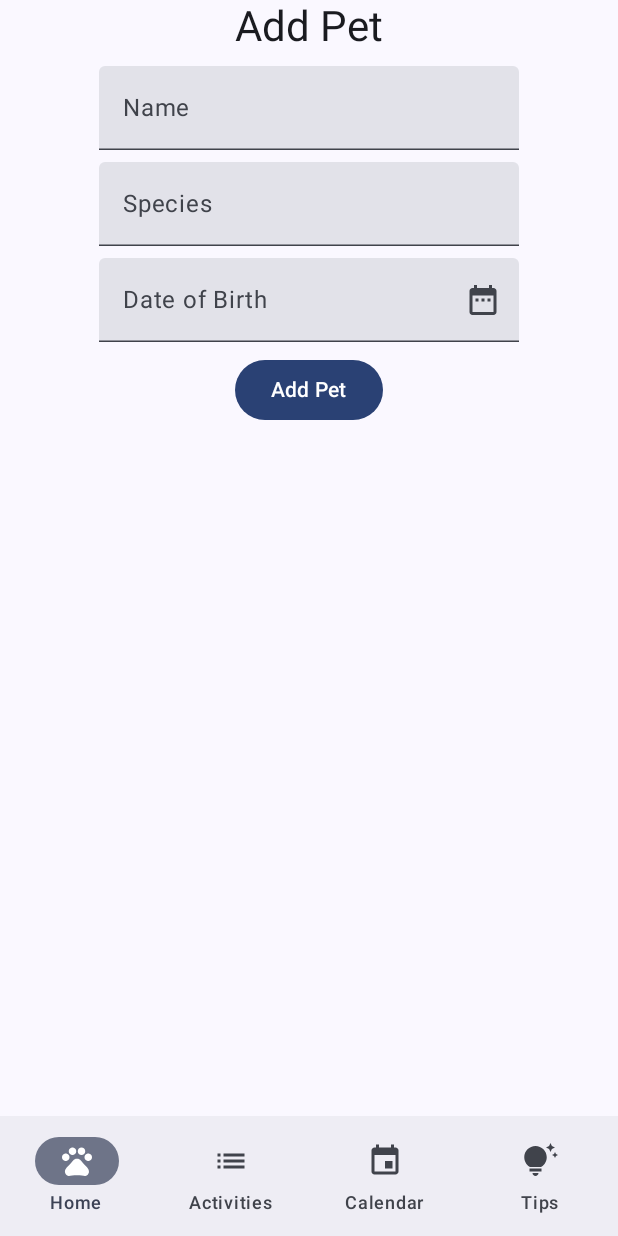
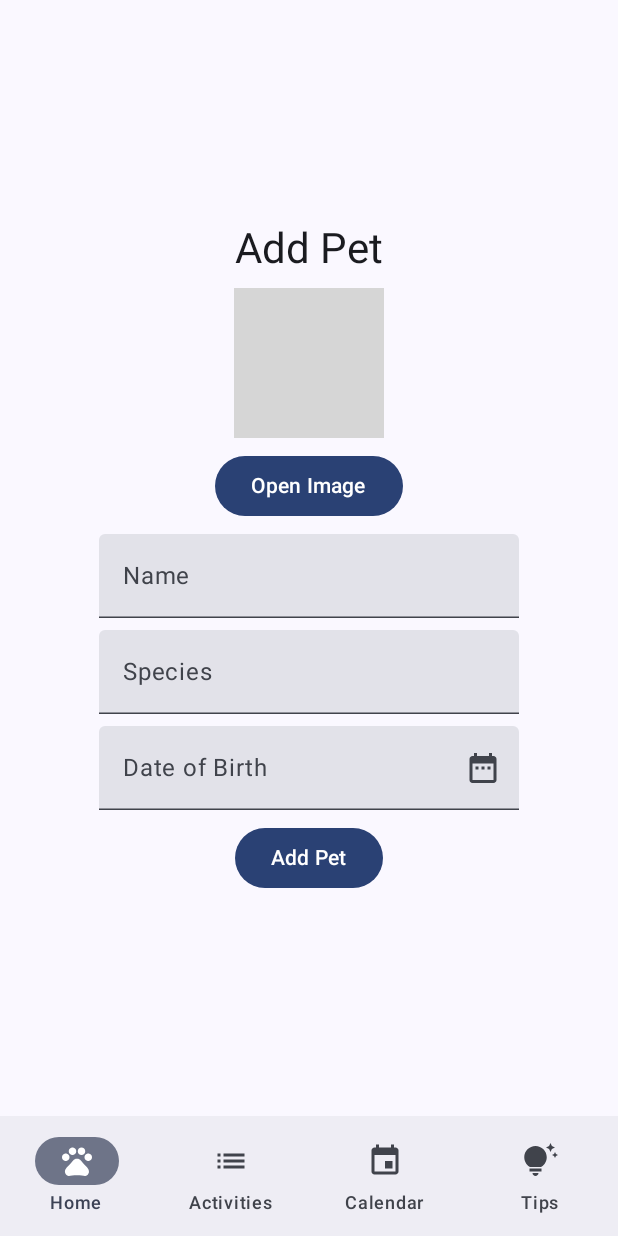
Before and after one commit to gastyCode/petcare-pal, an Android app built with Jetpack Compose: the screen it shows after launch (MainActivity), on a phone screen of 412 x 824 dp. Run offline under Robolectric (Android 15) with nearby library versions, the phone set to English and light mode, and no system bars; our stand-ins replace Room's generated code; grey boxes are pictures that could not be loaded.

Commit message:
Importing photos WIP

```diff
--- a/app/build.gradle.kts
+++ b/app/build.gradle.kts
@@ -61,6 +61,7 @@ dependencies {
     implementation(libs.androidx.navigation.compose)
     implementation(libs.androidx.material3.android)
     implementation(libs.androidx.work.runtime.ktx)
+    implementation("io.coil-kt:coil-compose:2.6.0")
     implementation("androidx.compose.runtime:runtime-livedata")
 
     val room_version = "2.6.1"
--- a/app/src/main/AndroidManifest.xml
+++ b/app/src/main/AndroidManifest.xml
@@ -6,6 +6,7 @@
     <uses-permission android:name="android.permission.VIBRATE" />
     <uses-permission android:name="android.permission.POST_NOTIFICATIONS" />
     <uses-permission android:name="android.permission.ACCESS_NOTIFICATION_POLICY" />
+    <uses-permission android:name="android.permission.READ_MEDIA_VISUAL_USER_SELECTED" />
 
     <application
         andorid:name=".PetCarePalApplication"
@@ -21,7 +22,6 @@
         <activity
             android:name=".MainActivity"
             android:exported="true"
-            android:label="@string/app_name"
             android:theme="@style/Theme.PetCarePal">
             <intent-filter>
                 <action android:name="android.intent.action.MAIN" />
--- a/app/src/main/java/com/obake/petcarepal/Application.kt
+++ b/app/src/main/java/com/obake/petcarepal/Application.kt
@@ -1,6 +1,7 @@
 package com.obake.petcarepal
 
 import android.content.Context
+import android.util.Log
 import androidx.compose.foundation.layout.fillMaxSize
 import androidx.compose.foundation.layout.padding
 import androidx.compose.material3.BottomAppBar
--- a/app/src/main/java/com/obake/petcarepal/ui/addpet/AddPetScreen.kt
+++ b/app/src/main/java/com/obake/petcarepal/ui/addpet/AddPetScreen.kt
@@ -1,11 +1,21 @@
 package com.obake.petcarepal.ui.addpet
 
+import android.net.Uri
+import android.util.Log
+import androidx.activity.compose.rememberLauncherForActivityResult
+import androidx.activity.result.contract.ActivityResultContracts
+import androidx.compose.foundation.Image
+import androidx.compose.foundation.clickable
 import androidx.compose.foundation.layout.Arrangement
+import androidx.compose.foundation.layout.Box
 import androidx.compose.foundation.layout.Column
+import androidx.compose.foundation.layout.fillMaxSize
 import androidx.compose.foundation.layout.fillMaxWidth
+import androidx.compose.foundation.layout.size
 import androidx.compose.material.icons.Icons
 import androidx.compose.material.icons.filled.DateRange
 import androidx.compose.material3.Button
+import androidx.compose.material3.CircularProgressIndicator
 import androidx.compose.material3.DatePicker
 import androidx.compose.material3.DatePickerDialog
 import androidx.compose.material3.DatePickerState
@@ -18,31 +28,74 @@ import androidx.compose.material3.TextField
 import androidx.compose.runtime.Composable
 import androidx.compose.ui.Alignment
 import androidx.compose.ui.Modifier
+import androidx.compose.ui.focus.onFocusChanged
+import androidx.compose.ui.focus.onFocusEvent
+import androidx.compose.ui.platform.LocalContext
 import androidx.compose.ui.res.stringResource
 import androidx.compose.ui.tooling.preview.Preview
 import androidx.compose.ui.unit.dp
+import coil.compose.AsyncImage
+import coil.compose.SubcomposeAsyncImage
+import coil.compose.rememberAsyncImagePainter
+import coil.request.ImageRequest
 import com.obake.petcarepal.R
 import com.obake.petcarepal.data.Screen
 import com.obake.petcarepal.ui.theme.PetCarePalTheme
 import com.obake.petcarepal.util.DateHelper
+import kotlin.math.log
 
 @OptIn(ExperimentalMaterial3Api::class)
 @Composable
-// TODO: Center the content
 fun AddPetScreen(addPetViewModel: AddPetViewModel, modifier: Modifier = Modifier) {
     val state = addPetViewModel.state
 
+    Box(
+        contentAlignment = Alignment.Center,
+        modifier = Modifier
+            .fillMaxSize()
+            .then(modifier)
+    ) {
         Column(
             horizontalAlignment = Alignment.CenterHorizontally,
-        verticalArrangement = Arrangement.spacedBy(8.dp),
-        modifier = Modifier
-            .fillMaxWidth()
-            .then(modifier)
+            verticalArrangement = Arrangement.spacedBy(8.dp)
         ) {
-        Text(text = stringResource(id = R.string.add_pet), style = MaterialTheme.typography.headlineMedium)
+            Text(
+                text = stringResource(id = R.string.add_pet),
+                style = MaterialTheme.typography.headlineMedium
+            )
+
             // TODO: Image
-        AddPetTextInput(stringResource(id = R.string.name), state.petName, onChange = addPetViewModel::setPetName)
-        AddPetTextInput(stringResource(id = R.string.species), state.petSpecie, onChange = addPetViewModel::setPetSpecie)
+            var imageUri: Uri? = null
+            val galleryLauncher = rememberLauncherForActivityResult(
+                contract = ActivityResultContracts.GetContent(),
+                onResult = { uri ->
+                    imageUri = uri
+                }
+            )
+
+            SubcomposeAsyncImage(
+                model = imageUri,
+                loading = { CircularProgressIndicator() },
+                contentDescription = "Pet Image",
+                onError = { error ->
+                    Log.e("Image", "Error loading image ${error.result}")
+                },
+                modifier = Modifier.size(100.dp)
+            )
+            Button(onClick = { galleryLauncher.launch("image/*") }) {
+                Text(text = "Open Image")
+            }
+
+            AddPetTextInput(
+                stringResource(id = R.string.name),
+                state.petName,
+                onChange = addPetViewModel::setPetName
+            )
+            AddPetTextInput(
+                stringResource(id = R.string.species),
+                state.petSpecie,
+                onChange = addPetViewModel::setPetSpecie
+            )
             AddPetDateInput(
                 stringResource(id = R.string.date_of_birth),
                 state.petBirthdate,
@@ -55,6 +108,7 @@ fun AddPetScreen(addPetViewModel: AddPetViewModel, modifier: Modifier = Modifier
                 addPetViewModel.insert(state.petName, state.petSpecie, state.petBirthdate)
                 addPetViewModel.navigateToNext(Screen.Home.name)
             })
+        }
     }
 }
 
@@ -74,11 +128,11 @@ fun AddPetTextInput(label: String, value: String, onChange: (String) -> Unit, mo
         label = { Text(text = label) },
         value = value,
         onValueChange = onChange,
-        modifier = modifier
+        modifier = modifier,
+        singleLine = true
     )
 }
 
-// TODO: Fix value of TextField not showing the selected date
 @OptIn(ExperimentalMaterial3Api::class)
 @Composable
 fun AddPetDateInput(
@@ -90,6 +144,7 @@ fun AddPetDateInput(
     toggleDialog: () -> Unit,
     modifier: Modifier = Modifier
 ) {
+    // TODO: Add click to TextField
     TextField(
         label = { Text(text = label) },
         value = value,
@@ -101,13 +156,18 @@ fun AddPetDateInput(
            }
         },
         modifier = modifier
+            .onFocusChanged { focusState ->
+                if (focusState.isFocused) {
+                    toggleDialog()
+                }
+            }
     )
     if (isPickerOpen) {
         DatePickerDialog(
             onDismissRequest = toggleDialog,
             confirmButton = {
                 Button(onClick = {
-                    DateHelper.millisToDate(datePickerState.selectedDateMillis ?: 0)
+                    onChange(DateHelper.millisToDate(datePickerState.selectedDateMillis ?: 0))
                     toggleDialog()
                 }) {
                     Text(text = stringResource(id = R.string.confirm))
--- a/app/src/main/java/com/obake/petcarepal/util/DateHelper.kt
+++ b/app/src/main/java/com/obake/petcarepal/util/DateHelper.kt
@@ -9,8 +9,8 @@ object DateHelper {
      fun millisToDate(milliseconds: Long): String {
         val calendar = Calendar.getInstance()
         calendar.timeInMillis = milliseconds
-        val format = SimpleDateFormat("DD.MM.YYYY")
-        return format.format(calendar.time)
+        val format = SimpleDateFormat("dd.MM.YYYY")
+        return format.format(calendar.time).toString()
     }
 
     @OptIn(ExperimentalMaterial3Api::class)
--- a/app/src/main/res/icon/baseline_event_24.xml
+++ /dev/null
@@ -1,5 +0,0 @@
-<vector xmlns:android="http://schemas.android.com/apk/res/android" android:height="24dp" android:tint="#000000" android:viewportHeight="24" android:viewportWidth="24" android:width="24dp">
-
-    <path android:fillColor="@android:color/white" android:pathData="M17,12h-5v5h5v-5zM16,1v2L8,3L8,1L6,1v2L5,3c-1.11,0 -1.99,0.9 -1.99,2L3,19c0,1.1 0.89,2 2,2h14c1.1,0 2,-0.9 2,-2L21,5c0,-1.1 -0.9,-2 -2,-2h-1L18,1h-2zM19,19L5,19L5,8h14v11z"/>
-
-</vector>
```
Lines whose indentation alone changed are shown as unchanged.
